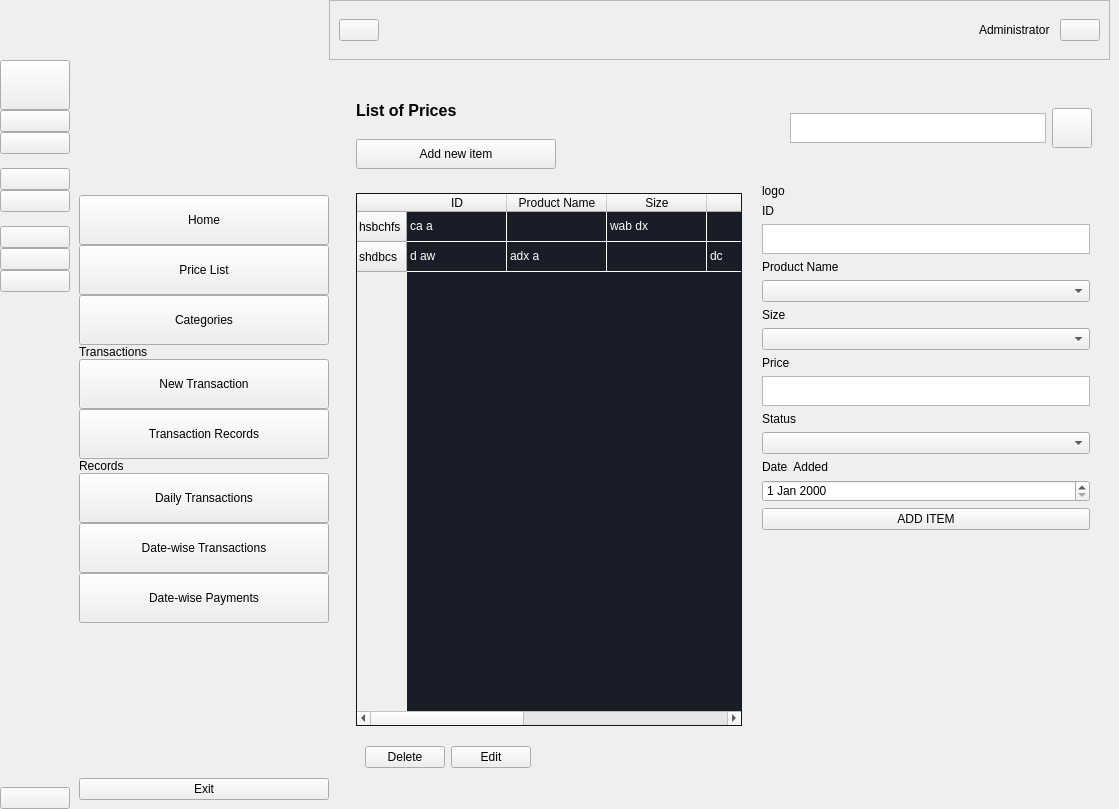
The window that BDPS.ui (GildaFeb/Transaction-Management-System) describes before a commit, drawn with Qt 5.
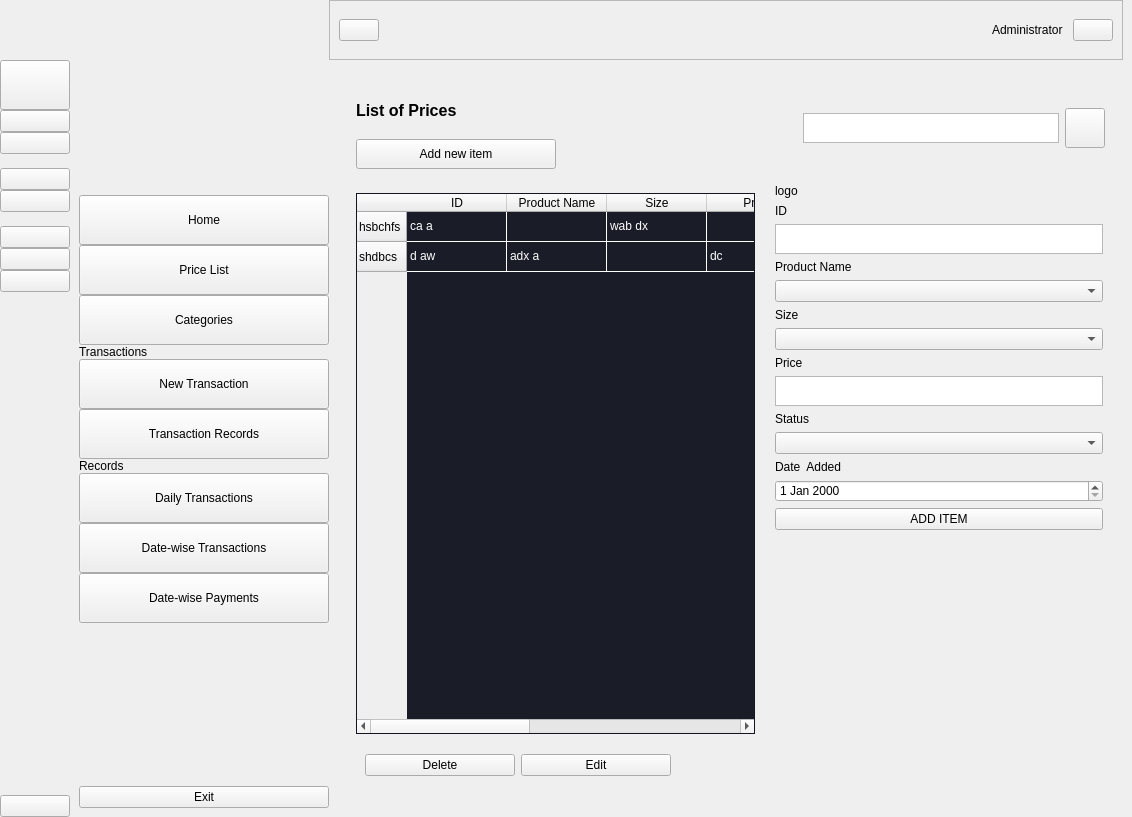
The same window after the commit. The open tabs and pages were chosen to show the change. Icons and pictures are not drawn.

Commit message: Resize Window

Patch:
```diff
--- a/BDPS.ui
+++ b/BDPS.ui
@@ -6,8 +6,8 @@
    <rect>
     <x>0</x>
     <y>0</y>
-    <width>1119</width>
-    <height>809</height>
+    <width>1132</width>
+    <height>817</height>
    </rect>
   </property>
   <property name="windowTitle">
@@ -1827,6 +1827,18 @@
                          <layout class="QHBoxLayout" name="horizontalLayout_13">
                           <item>
                            <widget class="QPushButton" name="pushButton_4">
+                            <property name="minimumSize">
+                             <size>
+                              <width>150</width>
+                              <height>0</height>
+                             </size>
+                            </property>
+                            <property name="maximumSize">
+                             <size>
+                              <width>150</width>
+                              <height>16777215</height>
+                             </size>
+                            </property>
                             <property name="text">
                              <string>Delete</string>
                             </property>
@@ -1834,6 +1846,18 @@
                           </item>
                           <item>
                            <widget class="QPushButton" name="pushButton_5">
+                            <property name="minimumSize">
+                             <size>
+                              <width>150</width>
+                              <height>0</height>
+                             </size>
+                            </property>
+                            <property name="maximumSize">
+                             <size>
+                              <width>150</width>
+                              <height>16777215</height>
+                             </size>
+                            </property>
                             <property name="text">
                              <string>Edit</string>
                             </property>
```
Left out of the diff: 8 changed lines with no effect on the pictures. The commit also changes 4 other files.
